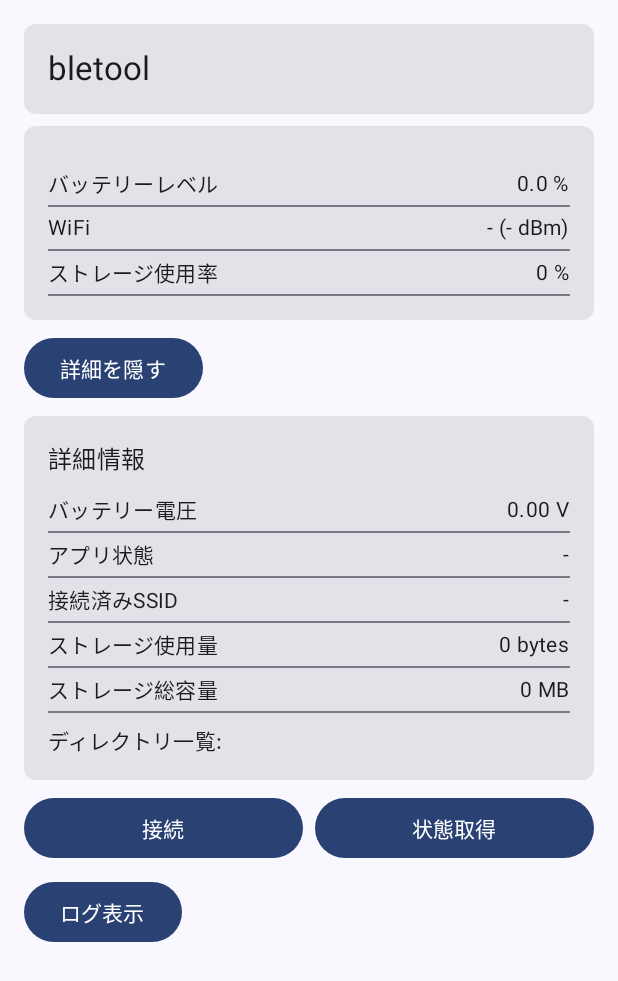
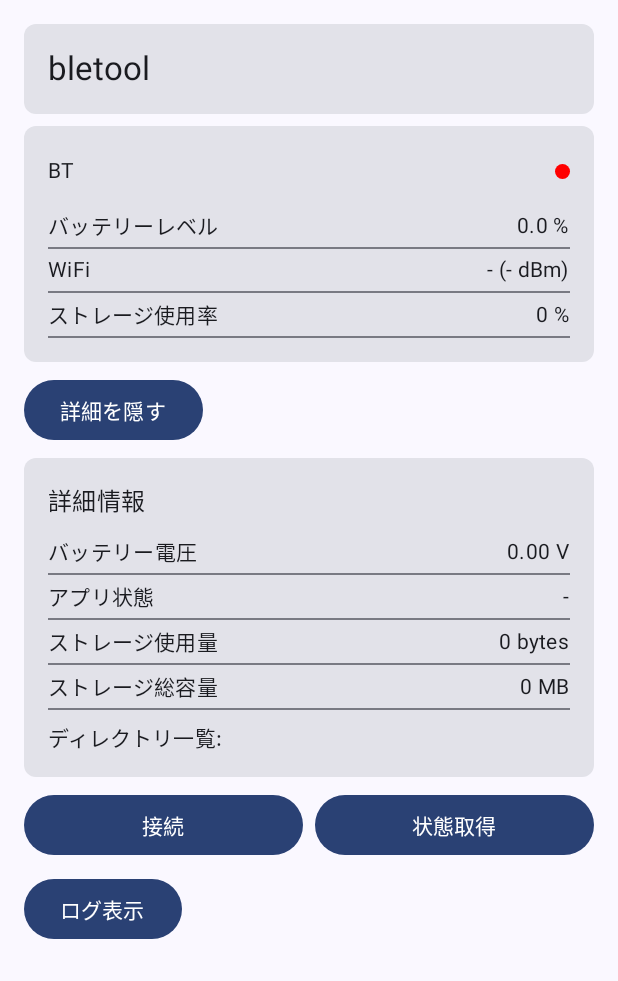
Before and after one commit to pirorin215/fastrec_alt, an Android app built with Jetpack Compose: the screen it shows after launch (MainActivity), after a tap on "詳細表示", on a phone screen of 412 x 824 dp. Shown: the top 981 px of the screen. Run offline under Robolectric (Android 15) with nearby library versions, the phone set to English and light mode, and no system bars.

Commit message:
常時表示にSSID表示

```diff
--- a/FastRecMob/app/src/main/java/com/pirorin215/fastrecmob/MainActivity.kt
+++ b/FastRecMob/app/src/main/java/com/pirorin215/fastrecmob/MainActivity.kt
@@ -187,198 +187,91 @@ fun BleApp(modifier: Modifier = Modifier) {
 }
 
 @SuppressLint("MissingPermission")
-
 @Composable
-
 fun BleControl() {
-
     val context = LocalContext.current
-
     val viewModelFactory = BleViewModelFactory(context.applicationContext as Application)
-
     val viewModel: BleViewModel = viewModel(factory = viewModelFactory)
 
-
-
     val connectionState by viewModel.connectionState.collectAsState()
-
     val deviceInfo by viewModel.deviceInfo.collectAsState()
-
     val logs by viewModel.logs.collectAsState()
-
     var showLogs by remember { mutableStateOf(false) }
-
     var showDetails by remember { mutableStateOf(false) }
 
-
-
     // Automatically start scanning when the composable enters the composition
-
     LaunchedEffect(Unit) {
-
         viewModel.startScan()
-
     }
 
-
-
     // Re-scan if disconnected
-
     LaunchedEffect(connectionState) {
-
         if (connectionState == "Disconnected") {
-
             viewModel.startScan()
-
+        }
     }
 
+    Column(
+        modifier = Modifier
+            .fillMaxSize()
+            .padding(16.dp),
+        verticalArrangement = androidx.compose.foundation.layout.Arrangement.spacedBy(8.dp)
+    ) {
+        ConnectionStatusIndicator()
+
+                    // Display summary information
+                    SummaryInfoCard(deviceInfo = deviceInfo, connectionState = connectionState)
+        // Toggle button for detailed information
+        Button(onClick = { showDetails = !showDetails }) {
+            Text(if (showDetails) "詳細を隠す" else "詳細表示")
         }
 
-
-
-        Column(
-
-
-
-            modifier = Modifier
-
-
-
-                .fillMaxSize()
-
-
-
-                .padding(16.dp),
-
-
-
-            verticalArrangement = androidx.compose.foundation.layout.Arrangement.spacedBy(8.dp)
-
-
-
-        ) {
-
-
-
-            ConnectionStatusIndicator()
-
-
-
-
-
-
-
-            // Display summary information
-
-
-
-            SummaryInfoCard(deviceInfo = deviceInfo)
-
-
-
-        // Toggle button for detailed information
-
-        Button(onClick = { showDetails = !showDetails }) {
-
-            Text(if (showDetails) "詳細を隠す" else "詳細表示")
-
+        // Display detailed information if toggled
+        if (showDetails) {
+            DetailedInfoCard(deviceInfo = deviceInfo)
         }
 
-
-
-        // Display detailed information if toggled
-
-        if (showDetails) {
-
-            DetailedInfoCard(deviceInfo = deviceInfo)
-
+        // Moved buttons to below info displays
+        Row(
+            horizontalArrangement = androidx.compose.foundation.layout.Arrangement.spacedBy(8.dp),
+            modifier = Modifier.fillMaxWidth()
+        ) {
+            val buttonText = if (connectionState == "Connected") "切断" else "接続"
+            Button(
+                onClick = {
+                    if (connectionState == "Connected") {
+                        viewModel.disconnect()
+                    } else {
+                        viewModel.startScan()
+                    }
+                },
+                modifier = Modifier.weight(1f)
+            ) {
+                Text(buttonText)
+            }
+            Button(
+                onClick = { viewModel.sendCommand("GET:info") },
+                modifier = Modifier.weight(1f)
+            ) {
+                Text("状態取得")
+            }
         }
 
-
-
-        // Moved buttons to below info displays
-
-        Row(
-
-            horizontalArrangement = androidx.compose.foundation.layout.Arrangement.spacedBy(8.dp),
-
-            modifier = Modifier.fillMaxWidth()
-
-        ) {
-
-            val buttonText = if (connectionState == "Connected") "切断" else "接続"
-
-            Button(
-
-                onClick = {
-
-                    if (connectionState == "Connected") {
-
-                        viewModel.disconnect()
-
-                    } else {
-
-                        viewModel.startScan()
-
+        Button(onClick = { showLogs = !showLogs }) {
+            Text(if (showLogs) "ログを隠す" else "ログ表示")
         }
 
-                },
-
-                modifier = Modifier.weight(1f)
-
-            ) {
-
-                Text(buttonText)
-
+        if (showLogs) {
+            Divider()
+            Text(text = "Logs:")
+            LazyColumn(modifier = Modifier.weight(1f)) {
+                items(logs) { log ->
+                    Text(text = log)
                 }
-
-            Button(
-
-                onClick = { viewModel.sendCommand("GET:info") },
-
-                modifier = Modifier.weight(1f)
-
-            ) {
-
-                Text("状態取得")
-
             }
-
         }
-
-
-
-        Button(onClick = { showLogs = !showLogs }) {
-
-            Text(if (showLogs) "ログを隠す" else "ログ表示")
-
     }
-
-
-
-        if (showLogs) {
-
-            Divider()
-
-            Text(text = "Logs:")
-
-            LazyColumn(modifier = Modifier.weight(1f)) {
-
-                items(logs) { log ->
-
-                    Text(text = log)
-
 }
-
-            }
-
-        }
-
-    }
-
-}
-
-
 
 @Composable
 fun ConnectionStatusIndicator() {
@@ -398,116 +291,33 @@ fun ConnectionStatusIndicator() {
     }
 }
 
-
-
-
-
-
-
 @Composable
-
-
-
-
-
-
-
-fun SummaryInfoCard(deviceInfo: DeviceInfoResponse?) {
-
-
-
-
-
-
-
+fun SummaryInfoCard(deviceInfo: DeviceInfoResponse?, connectionState: String) {
     Card(
-
-
-
-
-
-
-
         modifier = Modifier.fillMaxWidth(),
-
-
-
-
-
-
-
         shape = androidx.compose.foundation.shape.RoundedCornerShape(8.dp)
-
-
-
-
-
-
-
     ) {
-
-
-
-
-
-
-
         Column(modifier = Modifier.padding(16.dp)) {
-
-
-
-
-
-
-
+            val btStatusColor = if (connectionState == "Connected") Color.Green else Color.Red
+            Row(
+                modifier = Modifier
+                    .fillMaxWidth()
+                    .padding(vertical = 4.dp),
+                verticalAlignment = Alignment.CenterVertically
+            ) {
+                Text(text = "BT", modifier = Modifier.weight(1f), style = androidx.compose.material3.MaterialTheme.typography.bodyMedium)
+                Box(
+                    modifier = Modifier
+                        .size(10.dp)
+                        .background(color = btStatusColor, shape = CircleShape)
+                )
+            }
             Spacer(modifier = Modifier.size(8.dp))
-
-
-
-
-
-
-
             InfoRow(label = "バッテリーレベル", value = "${String.format("%.1f", deviceInfo?.batteryLevel ?: 0.0f)} %")
-
-
-
-
-
-
-
-            InfoRow(label = "WiFi", value = "${deviceInfo?.wifiStatus ?: "-"} (${deviceInfo?.wifiRssi ?: "-"} dBm)")
-
-
-
-
-
-
-
+            InfoRow(label = "WiFi", value = "${deviceInfo?.connectedSsid ?: "-"} (${deviceInfo?.wifiRssi ?: "-"} dBm)")
             InfoRow(label = "ストレージ使用率", value = "${deviceInfo?.littlefsUsagePercent ?: 0} %")
-
-
-
-
-
-
-
         }
-
-
-
-
-
-
-
     }
-
-
-
-
-
-
-
 }
 
 @Composable
@@ -521,7 +331,6 @@ fun DetailedInfoCard(deviceInfo: DeviceInfoResponse?) {
             Spacer(modifier = Modifier.size(8.dp))
             InfoRow(label = "バッテリー電圧", value = "${String.format("%.2f", deviceInfo?.batteryVoltage ?: 0.0f)} V")
             InfoRow(label = "アプリ状態", value = deviceInfo?.appState ?: "-")
-            InfoRow(label = "接続済みSSID", value = deviceInfo?.connectedSsid ?: "-")
             InfoRow(label = "ストレージ使用量", value = "${deviceInfo?.littlefsUsedBytes ?: 0} bytes")
             InfoRow(label = "ストレージ総容量", value = "${(deviceInfo?.littlefsTotalBytes ?: 0) / 1024 / 1024} MB")
 
```
Lines whose indentation alone changed are shown as unchanged.
